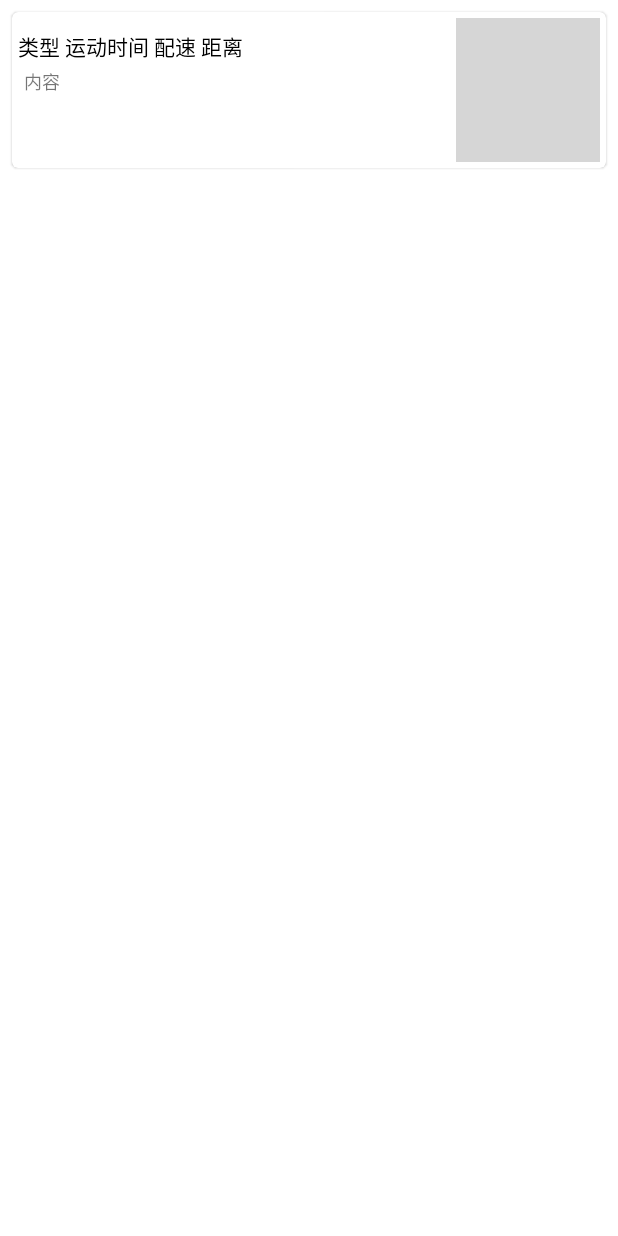
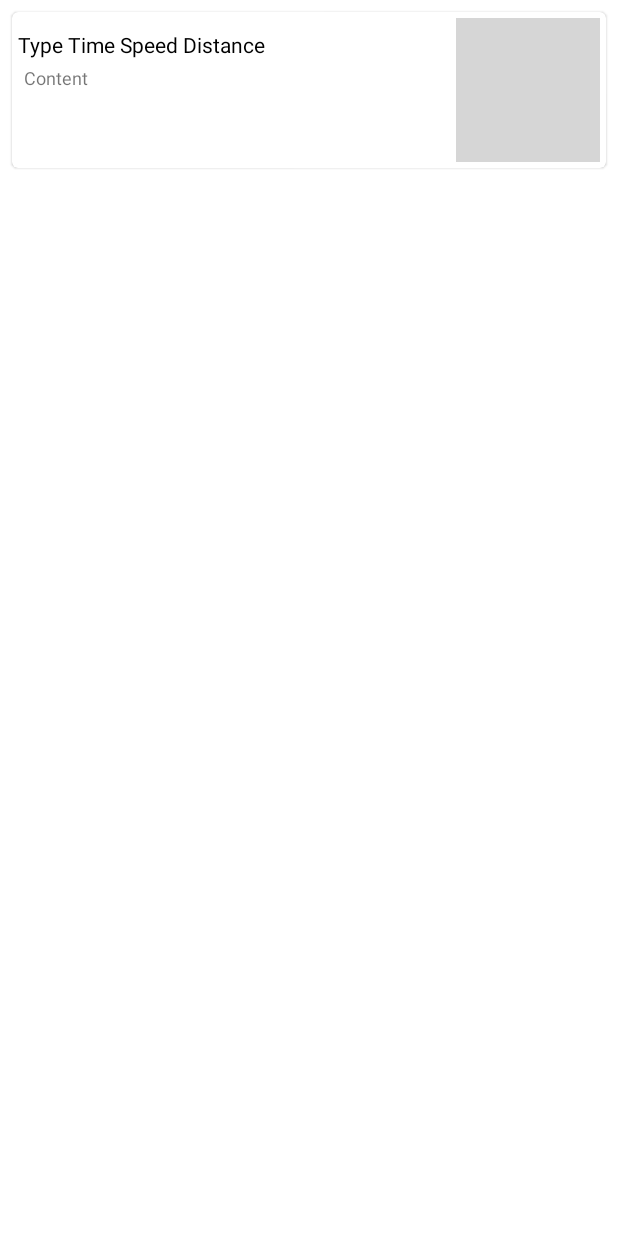
Before and after one commit to CatkinYang/Sport, an Android app: the layout rv_item_sport_history.xml on its own in the app's theme, with its tools: preview values and no code run, on a phone screen of 412 x 824 dp. Run offline under Robolectric (Android 15) with nearby library versions, the phone set to English and light mode, and no system bars; grey boxes are pictures that could not be loaded.

Commit message:
改了些界面语言

```diff
--- a/app/src/main/res/layout/fragment_sport_map.xml
+++ b/app/src/main/res/layout/fragment_sport_map.xml
@@ -69,7 +69,7 @@
                     android:layout_gravity="bottom"
                     android:layout_marginStart="6dp"
                     android:layout_marginBottom="2.5dp"
-                    android:text="公里"
+                    android:text="km"
                     android:textColor="@color/text_color_white"
                     android:textSize="@dimen/textsize_2" />
 
@@ -92,7 +92,7 @@
                     android:layout_marginStart="6dp"
                     android:layout_marginBottom="2.5dp"
                     android:layout_weight="1"
-                    android:text="配速(分/公里)"
+                    android:text="Speed(min/km)"
                     android:textColor="@color/text_color_white"
                     android:textSize="@dimen/textsize_2" />
 
--- a/app/src/main/res/layout/popup_sport_save.xml
+++ b/app/src/main/res/layout/popup_sport_save.xml
@@ -13,7 +13,7 @@
         android:layout_height="wrap_content"
         android:layout_marginTop="8dp"
         android:padding="2dp"
-        android:text="是否结束此次运动"
+        android:text="Whether to end this running?"
         android:textColor="@color/black"
         android:textSize="16sp"
         app:layout_constraintStart_toStartOf="parent"
@@ -55,7 +55,7 @@
             android:id="@+id/edt_content"
             android:layout_width="match_parent"
             android:layout_height="wrap_content"
-            android:hint="想记录或分享的话" />
+            android:hint="Notes" />
     </com.google.android.material.textfield.TextInputLayout>
 
 </androidx.constraintlayout.widget.ConstraintLayout>
--- a/app/src/main/res/layout/rv_item_sport_history.xml
+++ b/app/src/main/res/layout/rv_item_sport_history.xml
@@ -34,7 +34,7 @@
                 app:layout_constraintEnd_toEndOf="parent"
                 app:layout_constraintStart_toStartOf="parent"
                 app:layout_constraintTop_toBottomOf="@+id/tv_title"
-                tools:text="内容" />
+                tools:text="Content" />
 
             <TextView
                 android:id="@+id/tv_title"
@@ -46,7 +46,7 @@
                 app:layout_constraintEnd_toStartOf="@+id/img_delete"
                 app:layout_constraintStart_toStartOf="parent"
                 app:layout_constraintTop_toTopOf="parent"
-                tools:text="类型 运动时间 配速 距离" />
+                tools:text="Type Time Speed Distance" />
 
             <TextView
                 android:id="@+id/tv_date"
@@ -56,7 +56,7 @@
                 android:text="@{m.date}"
                 app:layout_constraintBottom_toBottomOf="parent"
                 app:layout_constraintEnd_toEndOf="parent"
-                tools:text="日期" />
+                tools:text="Date" />
 
             <ImageView
                 android:id="@+id/img_delete"
```
